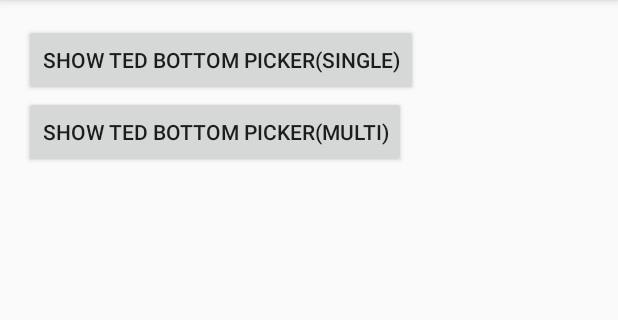
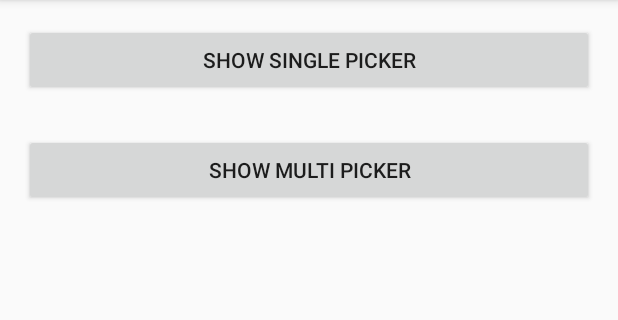
Before and after one commit to gtcompscientist/KwikPicker, an Android app: the screen it shows after launch (MainActivity), on a phone screen of 412 x 824 dp, the part 84-404 px from its top. Run offline under Robolectric (Android 15) with nearby library versions, the phone set to English and light mode, and no system bars; libraries missing offline, so code that uses them is left out: com.gun0912.tedpermission.

Commit message:
Update for publishing to Google Play.

```diff
--- a/kwikpicker-sample/src/main/res/layout/activity_main.xml
+++ b/kwikpicker-sample/src/main/res/layout/activity_main.xml
@@ -1,5 +1,6 @@
 <?xml version="1.0" encoding="utf-8"?>
-<LinearLayout xmlns:android="http://schemas.android.com/apk/res/android"
+<LinearLayout
+    xmlns:android="http://schemas.android.com/apk/res/android"
     xmlns:tools="http://schemas.android.com/tools"
     android:layout_width="match_parent"
     android:layout_height="match_parent"
@@ -12,24 +13,23 @@
 
     <Button
         android:id="@+id/btn_single_show"
-        android:layout_width="wrap_content"
+        android:layout_width="match_parent"
         android:layout_height="wrap_content"
-
-        android:text="Show Ted Bottom Picker(Single)" />
+        android:text="Show Single Picker"
+        android:layout_marginBottom="25dp"/>
 
 
     <Button
         android:id="@+id/btn_multi_show"
-        android:layout_width="wrap_content"
+        android:layout_width="match_parent"
         android:layout_height="wrap_content"
 
-        android:text="Show Ted Bottom Picker(Multi)" />
+        android:text="Show Multi Picker" />
 
     <ImageView
         android:id="@+id/iv_image"
         android:layout_width="wrap_content"
         android:layout_height="wrap_content"
-        android:layout_below="@id/btn_single_show"
         android:layout_centerInParent="true"
         android:layout_marginTop="@dimen/activity_vertical_margin" />
 
@@ -39,10 +39,7 @@
         android:layout_width="match_parent"
         android:layout_height="wrap_content"
         android:fillViewport="false"
-        android:foregroundGravity="left"
-        >
-
-
+        android:foregroundGravity="left">
         <LinearLayout
             android:id="@+id/selected_photos_container"
             android:layout_width="match_parent"
@@ -52,9 +49,6 @@
             android:gravity="left"
             android:orientation="horizontal"
             android:visibility="visible">
-
-
-            <!-- images will be added dynamicall to this layout -->
         </LinearLayout>
     </HorizontalScrollView>
 </LinearLayout>
```
Also changed, not shown: kwikpicker-sample/src/main/res/mipmap-hdpi/ic_launcher.png, kwikpicker-sample/src/main/res/mipmap-mdpi/ic_launcher.png, kwikpicker-sample/src/main/res/mipmap-xhdpi/ic_launcher.png, kwikpicker-sample/src/main/res/mipmap-xxhdpi/ic_launcher.png, kwikpicker-sample/src/main/res/mipmap-xxxhdpi/ic_launcher.png, 4 other files.
